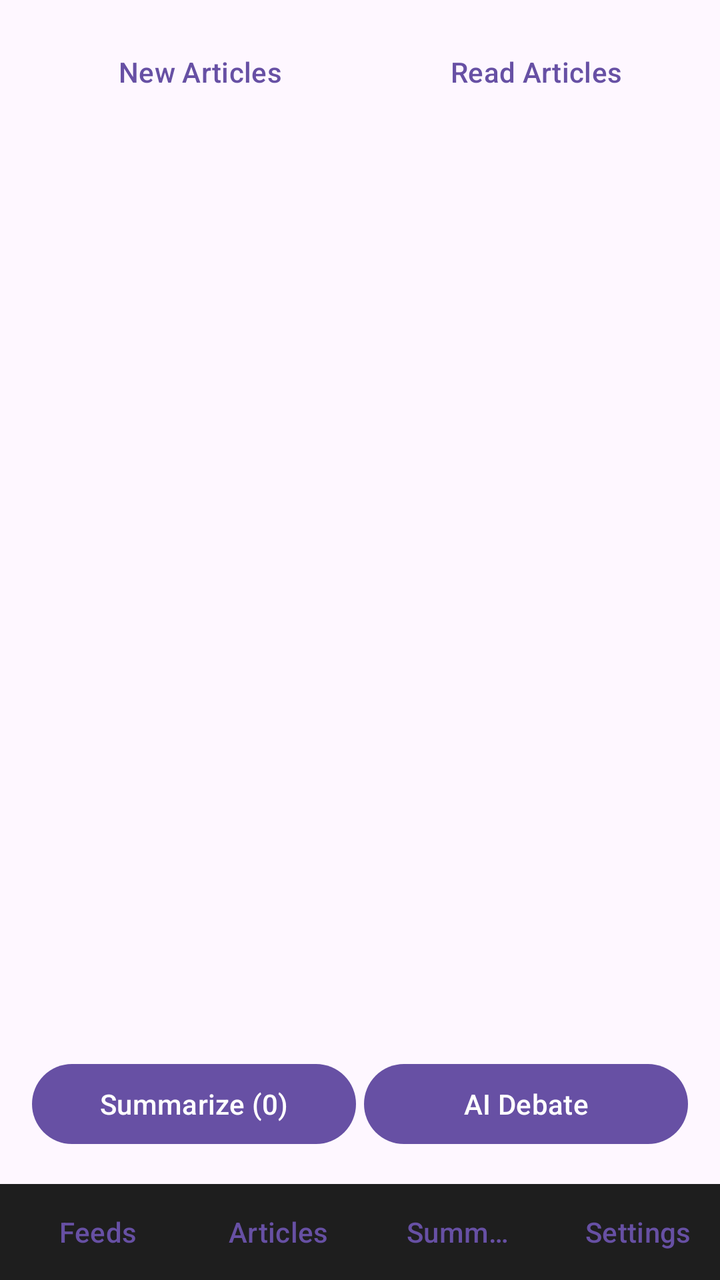
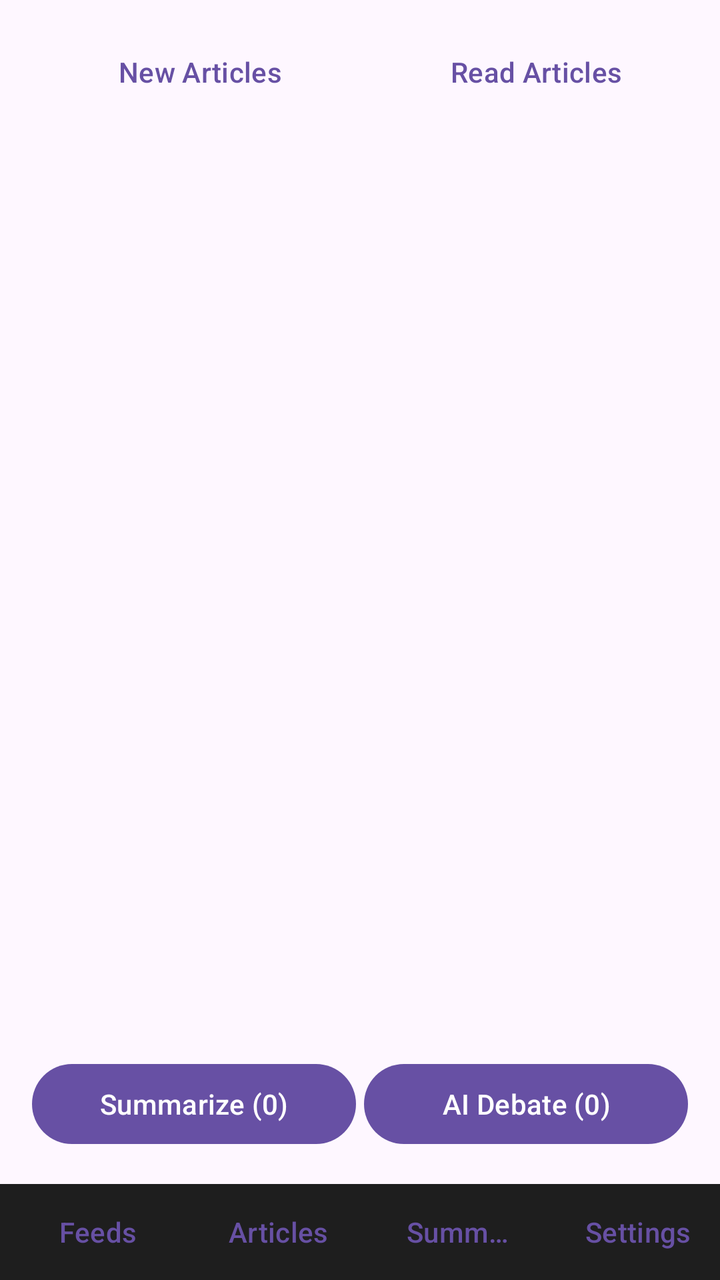

Before-and-after screenshots of an Android layout around one commit, followed by the original layout XML and the change that was made.
<!-- AndroidManifest.xml: application theme Theme.Material3.DayNight.NoActionBar -->
<!-- res/layout/activity_main.xml -->
<?xml version="1.0" encoding="utf-8"?>
<RelativeLayout xmlns:android="http://schemas.android.com/apk/res/android"
    android:layout_width="match_parent"
    android:layout_height="match_parent">

    
    <LinearLayout
        android:id="@+id/viewFeeds"
        android:layout_width="match_parent"
        android:layout_height="match_parent"
        android:layout_above="@id/bottomNav"
        android:orientation="vertical"
        android:padding="16dp"
        android:visibility="gone">

        <TextView
            android:layout_width="wrap_content"
            android:layout_height="wrap_content"
            android:text="RSS Subscriptions"
            android:textSize="20sp"
            android:textStyle="bold" />

        <TextView
            android:layout_width="wrap_content"
            android:layout_height="wrap_content"
            android:text="Tip: Long-press a feed URL to remove it."
            android:textSize="12sp"
            android:textColor="#888888"
            android:layout_marginTop="4dp" />

        <LinearLayout
            android:layout_width="match_parent"
            android:layout_height="wrap_content"
            android:orientation="horizontal"
            android:layout_marginTop="12dp">

            <EditText
                android:id="@+id/inputFeedUrl"
                android:layout_width="0dp"
                android:layout_height="wrap_content"
                android:layout_weight="1"
                android:hint="Add Feed URL..." />

            <Button
                android:id="@+id/btnAddFeed"
                android:layout_width="wrap_content"
                android:layout_height="wrap_content"
                android:text="Add" />
        </LinearLayout>

        <ListView
            android:id="@+id/listFeeds"
            android:layout_width="match_parent"
            android:layout_height="match_parent"
            android:layout_marginTop="12dp" />
    </LinearLayout>

    
    <RelativeLayout
        android:id="@+id/viewArticles"
        android:layout_width="match_parent"
        android:layout_height="match_parent"
        android:layout_above="@id/bottomNav"
        android:padding="12dp">

        <LinearLayout
            android:id="@+id/articleHeader"
            android:layout_width="match_parent"
            android:layout_height="wrap_content"
            android:orientation="horizontal">

            <Button
                android:id="@+id/btnTabNew"
                style="?android:attr/buttonBarButtonStyle"
                android:layout_width="0dp"
                android:layout_height="wrap_content"
                android:layout_weight="1"
                android:text="New Articles" />

            <Button
                android:id="@+id/btnTabRead"
                style="?android:attr/buttonBarButtonStyle"
                android:layout_width="0dp"
                android:layout_height="wrap_content"
                android:layout_weight="1"
                android:text="Read Articles" />
        </LinearLayout>

        <TextView
            android:id="@+id/statusText"
            android:layout_width="match_parent"
            android:layout_height="wrap_content"
            android:layout_below="@id/articleHeader"
            android:textStyle="italic" />

        <androidx.recyclerview.widget.RecyclerView
            android:id="@+id/recyclerArticles"
            android:layout_width="match_parent"
            android:layout_height="match_parent"
            android:layout_below="@id/statusText"
            android:layout_above="@id/layoutAiBar"
            android:layout_marginTop="8dp" />

        <LinearLayout
            android:id="@+id/layoutAiBar"
            android:layout_width="match_parent"
            android:layout_height="wrap_content"
            android:layout_alignParentBottom="true"
            android:orientation="horizontal"
            android:padding="4dp">

            <Button
                android:id="@+id/btnSummarizeSelected"
                android:layout_width="0dp"
                android:layout_height="wrap_content"
                android:layout_weight="1"
                android:text="Summarize (0)" />

            <Button
                android:id="@+id/btnDebateSelected"
                android:layout_width="0dp"
                android:layout_height="wrap_content"
                android:layout_weight="1"
                android:layout_marginStart="4dp"
                android:text="AI Debate" />
        </LinearLayout>
    </RelativeLayout>

    
    <LinearLayout
        android:id="@+id/viewReader"
        android:layout_width="match_parent"
        android:layout_height="match_parent"
        android:layout_above="@id/bottomNav"
        android:orientation="vertical"
        android:padding="16dp"
        android:visibility="gone">

        <LinearLayout
            android:layout_width="match_parent"
            android:layout_height="wrap_content"
            android:orientation="horizontal">

            <Button
                android:id="@+id/btnBackToArticles"
                android:layout_width="wrap_content"
                android:layout_height="wrap_content"
                android:text="Back" />

            <Button
                android:id="@+id/btnReadFullArticleAloud"
                android:layout_width="wrap_content"
                android:layout_height="wrap_content"
                android:layout_marginStart="8dp"
                android:text="🔊 Read Aloud" />
        </LinearLayout>

        <TextView
            android:id="@+id/readerTitle"
            android:layout_width="match_parent"
            android:layout_height="wrap_content"
            android:textSize="20sp"
            android:textStyle="bold"
            android:layout_marginTop="12dp" />

        <ScrollView
            android:layout_width="match_parent"
            android:layout_height="match_parent"
            android:layout_marginTop="12dp">

            <TextView
                android:id="@+id/readerContent"
                android:layout_width="match_parent"
                android:layout_height="wrap_content"
                android:textSize="16sp"
                android:lineSpacingExtra="4dp" />
        </ScrollView>
    </LinearLayout>

    
    <RelativeLayout
        android:id="@+id/viewSummaries"
        android:layout_width="match_parent"
        android:layout_height="match_parent"
        android:layout_above="@id/bottomNav"
        android:padding="16dp"
        android:visibility="gone">

        <LinearLayout
            android:id="@+id/summaryHeader"
            android:layout_width="match_parent"
            android:layout_height="wrap_content"
            android:orientation="horizontal">

            <Button
                android:id="@+id/btnBackToSummariesList"
                android:layout_width="wrap_content"
                android:layout_height="wrap_content"
                android:text="Back"
                android:visibility="gone" />

            <TextView
                android:id="@+id/summaryHeaderTitle"
                android:layout_width="0dp"
                android:layout_height="wrap_content"
                android:layout_weight="1"
                android:text="Saved Summaries"
                android:textSize="20sp"
                android:textStyle="bold"
                android:layout_gravity="center_vertical"
                android:layout_marginStart="8dp" />

            <Button
                android:id="@+id/btnSpeakSummaryTab"
                android:layout_width="wrap_content"
                android:layout_height="wrap_content"
                android:text="🔊 Read"
                android:visibility="gone" />
        </LinearLayout>

        <ProgressBar
            android:id="@+id/summaryProgressBar"
            android:layout_width="wrap_content"
            android:layout_height="wrap_content"
            android:layout_centerInParent="true"
            android:visibility="gone" />

        <ListView
            android:id="@+id/listSummaries"
            android:layout_width="match_parent"
            android:layout_height="match_parent"
            android:layout_below="@id/summaryHeader"
            android:layout_marginTop="12dp" />

        <ScrollView
            android:id="@+id/scrollSummaryDetail"
            android:layout_width="match_parent"
            android:layout_height="match_parent"
            android:layout_below="@id/summaryHeader"
            android:layout_marginTop="12dp"
            android:visibility="gone">

            <TextView
                android:id="@+id/textSummaryOutput"
                android:layout_width="match_parent"
                android:layout_height="wrap_content"
                android:textSize="15sp"
                android:lineSpacingExtra="3dp" />
        </ScrollView>
    </RelativeLayout>

    
    <ScrollView
        android:id="@+id/viewSettings"
        android:layout_width="match_parent"
        android:layout_height="match_parent"
        android:layout_above="@id/bottomNav"
        android:padding="16dp"
        android:visibility="gone">

        <LinearLayout
            android:layout_width="match_parent"
            android:layout_height="wrap_content"
            android:orientation="vertical">

            <TextView
                android:layout_width="wrap_content"
                android:layout_height="wrap_content"
                android:text="Settings"
                android:textSize="20sp"
                android:textStyle="bold" />

            <EditText
                android:id="@+id/inputApiKey"
                android:layout_width="match_parent"
                android:layout_height="wrap_content"
                android:hint="OpenRouter API Key (sk-or-...)"
                android:inputType="textPassword"
                android:layout_marginTop="16dp" />

            <Button
                android:id="@+id/btnSaveApiKey"
                android:layout_width="wrap_content"
                android:layout_height="wrap_content"
                android:text="Save API Key" />

            <Switch
                android:id="@+id/switchAi"
                android:layout_width="match_parent"
                android:layout_height="wrap_content"
                android:text="Enable AI Actions"
                android:layout_marginTop="20dp" />

            <Switch
                android:id="@+id/switchAutoMarkRead"
                android:layout_width="match_parent"
                android:layout_height="wrap_content"
                android:text="Auto Mark Articles as Read when Processed"
                android:layout_marginTop="16dp" />

            <TextView
                android:layout_width="wrap_content"
                android:layout_height="wrap_content"
                android:text="Summary Length / Detail Depth"
                android:layout_marginTop="16dp" />

            <Spinner
                android:id="@+id/spinnerDepth"
                android:layout_width="match_parent"
                android:layout_height="wrap_content"
                android:layout_marginTop="8dp" />

            <TextView
                android:layout_width="wrap_content"
                android:layout_height="wrap_content"
                android:text="AI Debate Perspective / Tone"
                android:layout_marginTop="16dp" />

            <Spinner
                android:id="@+id/spinnerDebateTone"
                android:layout_width="match_parent"
                android:layout_height="wrap_content"
                android:layout_marginTop="8dp" />

            <TextView
                android:layout_width="wrap_content"
                android:layout_height="wrap_content"
                android:text="Keep Read Articles For"
                android:layout_marginTop="16dp" />

            <Spinner
                android:id="@+id/spinnerRetention"
                android:layout_width="match_parent"
                android:layout_height="wrap_content"
                android:layout_marginTop="8dp" />

            <TextView
                android:layout_width="wrap_content"
                android:layout_height="wrap_content"
                android:text="AI Output Target Language"
                android:layout_marginTop="16dp" />

            <Spinner
                android:id="@+id/spinnerLanguage"
                android:layout_width="match_parent"
                android:layout_height="wrap_content"
                android:layout_marginTop="8dp" />

            <TextView
                android:layout_width="wrap_content"
                android:layout_height="wrap_content"
                android:text="Select TTS Voice Engine"
                android:layout_marginTop="16dp" />

            <Spinner
                android:id="@+id/spinnerTtsVoice"
                android:layout_width="match_parent"
                android:layout_height="wrap_content"
                android:layout_marginTop="8dp" />
        </LinearLayout>
    </ScrollView>

    
    <LinearLayout
        android:id="@+id/bottomNav"
        android:layout_width="match_parent"
        android:layout_height="wrap_content"
        android:layout_alignParentBottom="true"
        android:orientation="horizontal"
        android:background="#1E1E1E">

        <Button
            android:id="@+id/navFeeds"
            style="?android:attr/buttonBarButtonStyle"
            android:layout_width="0dp"
            android:layout_height="wrap_content"
            android:layout_weight="1"
            android:text="Feeds" />

        <Button
            android:id="@+id/navArticles"
            style="?android:attr/buttonBarButtonStyle"
            android:layout_width="0dp"
            android:layout_height="wrap_content"
            android:layout_weight="1"
            android:text="Articles" />

        <Button
            android:id="@+id/navSummaries"
            style="?android:attr/buttonBarButtonStyle"
            android:layout_width="0dp"
            android:layout_height="wrap_content"
            android:layout_weight="1"
            android:text="Summaries" />

        <Button
            android:id="@+id/navSettings"
            style="?android:attr/buttonBarButtonStyle"
            android:layout_width="0dp"
            android:layout_height="wrap_content"
            android:layout_weight="1"
            android:text="Settings" />
    </LinearLayout>

</RelativeLayout>
<!-- resources referenced by this layout -->
<resources>

</resources>

<!-- the commit's change to res/layout/activity_main.xml (unified diff, before → after) -->
@@ -23,23 +23,23 @@
         <TextView
             android:layout_width="wrap_content"
             android:layout_height="wrap_content"
-            android:text="Tip: Long-press a feed URL to remove it."
+            android:text="Tip: Long-press a feed to remove it."
+            android:textColor="#888888"
             android:textSize="12sp"
-            android:textColor="#888888"
-            android:layout_marginTop="4dp" />
+            android:layout_marginTop="2dp" />
 
         <LinearLayout
             android:layout_width="match_parent"
             android:layout_height="wrap_content"
             android:orientation="horizontal"
-            android:layout_marginTop="12dp">
+            android:layout_marginTop="10dp">
 
             <EditText
                 android:id="@+id/inputFeedUrl"
                 android:layout_width="0dp"
                 android:layout_height="wrap_content"
                 android:layout_weight="1"
-                android:hint="Add Feed URL..." />
+                android:hint="Add Custom Feed URL..." />
 
             <Button
                 android:id="@+id/btnAddFeed"
@@ -47,12 +47,19 @@
                 android:layout_height="wrap_content"
                 android:text="Add" />
         </LinearLayout>
+
+        <Button
+            android:id="@+id/btnDiscoverFeeds"
+            android:layout_width="match_parent"
+            android:layout_height="wrap_content"
+            android:text="🌐 Discover Feeds by Country"
+            android:layout_marginTop="6dp" />
 
         <ListView
             android:id="@+id/listFeeds"
             android:layout_width="match_parent"
             android:layout_height="match_parent"
-            android:layout_marginTop="12dp" />
+            android:layout_marginTop="8dp" />
     </LinearLayout>
 
     
@@ -122,7 +129,7 @@
                 android:layout_height="wrap_content"
                 android:layout_weight="1"
                 android:layout_marginStart="4dp"
-                android:text="AI Debate" />
+                android:text="AI Debate (0)" />
         </LinearLayout>
     </RelativeLayout>
 
@@ -136,43 +143,69 @@
         android:padding="16dp"
         android:visibility="gone">
 
-        <LinearLayout
-            android:layout_width="match_parent"
-            android:layout_height="wrap_content"
-            android:orientation="horizontal">
-
-            <Button
-                android:id="@+id/btnBackToArticles"
-                android:layout_width="wrap_content"
-                android:layout_height="wrap_content"
-                android:text="Back" />
-
-            <Button
-                android:id="@+id/btnReadFullArticleAloud"
-                android:layout_width="wrap_content"
-                android:layout_height="wrap_content"
-                android:layout_marginStart="8dp"
-                android:text="🔊 Read Aloud" />
+        <Button
+            android:id="@+id/btnBackToArticles"
+            android:layout_width="wrap_content"
+            android:layout_height="wrap_content"
+            android:text="Back to Articles" />
+
+        
+        <LinearLayout
+            android:id="@+id/readerMediaControls"
+            android:layout_width="match_parent"
+            android:layout_height="wrap_content"
+            android:orientation="horizontal"
+            android:gravity="center"
+            android:background="#2B2B2B"
+            android:padding="8dp"
+            android:layout_marginTop="8dp">
+
+            <Button
+                android:id="@+id/btnReaderRewind"
+                android:layout_width="wrap_content"
+                android:layout_height="wrap_content"
+                android:text="⏪ -10s" />
+
+            <Button
+                android:id="@+id/btnReaderPlayPause"
+                android:layout_width="wrap_content"
+                android:layout_height="wrap_content"
+                android:layout_marginStart="4dp"
+                android:text="▶ Play" />
+
+            <Button
+                android:id="@+id/btnReaderFastForward"
+                android:layout_width="wrap_content"
+                android:layout_height="wrap_content"
+                android:layout_marginStart="4dp"
+                android:text="⏩ +10s" />
+
+            <Button
+                android:id="@+id/btnReaderStop"
+                android:layout_width="wrap_content"
+                android:layout_height="wrap_content"
+                android:layout_marginStart="4dp"
+                android:text="⏹ Stop" />
         </LinearLayout>
 
         <TextView
             android:id="@+id/readerTitle"
             android:layout_width="match_parent"
             android:layout_height="wrap_content"
-            android:textSize="20sp"
+            android:textSize="18sp"
             android:textStyle="bold"
-            android:layout_marginTop="12dp" />
+            android:layout_marginTop="8dp" />
 
         <ScrollView
             android:layout_width="match_parent"
             android:layout_height="match_parent"
-            android:layout_marginTop="12dp">
+            android:layout_marginTop="8dp">
 
             <TextView
                 android:id="@+id/readerContent"
                 android:layout_width="match_parent"
                 android:layout_height="wrap_content"
-                android:textSize="16sp"
+                android:textSize="15sp"
                 android:lineSpacingExtra="4dp" />
         </ScrollView>
     </LinearLayout>
@@ -190,32 +223,70 @@
             android:id="@+id/summaryHeader"
             android:layout_width="match_parent"
             android:layout_height="wrap_content"
-            android:orientation="horizontal">
-
-            <Button
-                android:id="@+id/btnBackToSummariesList"
-                android:layout_width="wrap_content"
-                android:layout_height="wrap_content"
-                android:text="Back"
-                android:visibility="gone" />
-
-            <TextView
-                android:id="@+id/summaryHeaderTitle"
-                android:layout_width="0dp"
-                android:layout_height="wrap_content"
-                android:layout_weight="1"
-                android:text="Saved Summaries"
-                android:textSize="20sp"
-                android:textStyle="bold"
-                android:layout_gravity="center_vertical"
-                android:layout_marginStart="8dp" />
-
-            <Button
-                android:id="@+id/btnSpeakSummaryTab"
-                android:layout_width="wrap_content"
-                android:layout_height="wrap_content"
-                android:text="🔊 Read"
-                android:visibility="gone" />
+            android:orientation="vertical">
+
+            <LinearLayout
+                android:layout_width="match_parent"
+                android:layout_height="wrap_content"
+                android:orientation="horizontal">
+
+                <Button
+                    android:id="@+id/btnBackToSummariesList"
+                    android:layout_width="wrap_content"
+                    android:layout_height="wrap_content"
+                    android:text="Back"
+                    android:visibility="gone" />
+
+                <TextView
+                    android:id="@+id/summaryHeaderTitle"
+                    android:layout_width="match_parent"
+                    android:layout_height="wrap_content"
+                    android:text="Saved Summaries"
+                    android:textSize="18sp"
+                    android:textStyle="bold"
+                    android:layout_gravity="center_vertical"
+                    android:layout_marginStart="8dp" />
+            </LinearLayout>
+
+            
+            <LinearLayout
+                android:id="@+id/summaryMediaControls"
+                android:layout_width="match_parent"
+                android:layout_height="wrap_content"
+                android:orientation="horizontal"
+                android:gravity="center"
+                android:background="#2B2B2B"
+                android:padding="6dp"
+                android:layout_marginTop="8dp"
+                android:visibility="gone">
+
+                <Button
+                    android:id="@+id/btnSummaryRewind"
+                    android:layout_width="wrap_content"
+                    android:layout_height="wrap_content"
+                    android:text="⏪ -10s" />
+
+                <Button
+                    android:id="@+id/btnSummaryPlayPause"
+                    android:layout_width="wrap_content"
+                    android:layout_height="wrap_content"
+                    android:layout_marginStart="4dp"
+                    android:text="▶ Play" />
+
+                <Button
+                    android:id="@+id/btnSummaryFastForward"
+                    android:layout_width="wrap_content"
+                    android:layout_height="wrap_content"
+                    android:layout_marginStart="4dp"
+                    android:text="⏩ +10s" />
+
+                <Button
+                    android:id="@+id/btnSummaryStop"
+                    android:layout_width="wrap_content"
+                    android:layout_height="wrap_content"
+                    android:layout_marginStart="4dp"
+                    android:text="⏹ Stop" />
+            </LinearLayout>
         </LinearLayout>
 
         <ProgressBar
@@ -276,7 +347,7 @@
                 android:layout_height="wrap_content"
                 android:hint="OpenRouter API Key (sk-or-...)"
                 android:inputType="textPassword"
-                android:layout_marginTop="16dp" />
+                android:layout_marginTop="12dp" />
 
             <Button
                 android:id="@+id/btnSaveApiKey"
@@ -289,14 +360,14 @@
                 android:layout_width="match_parent"
                 android:layout_height="wrap_content"
                 android:text="Enable AI Actions"
-                android:layout_marginTop="20dp" />
+                android:layout_marginTop="16dp" />
 
             <Switch
                 android:id="@+id/switchAutoMarkRead"
                 android:layout_width="match_parent"
                 android:layout_height="wrap_content"
                 android:text="Auto Mark Articles as Read when Processed"
-                android:layout_marginTop="16dp" />
+                android:layout_marginTop="12dp" />
 
             <TextView
                 android:layout_width="wrap_content"
@@ -308,7 +379,7 @@
                 android:id="@+id/spinnerDepth"
                 android:layout_width="match_parent"
                 android:layout_height="wrap_content"
-                android:layout_marginTop="8dp" />
+                android:layout_marginTop="6dp" />
 
             <TextView
                 android:layout_width="wrap_content"
@@ -320,7 +391,7 @@
                 android:id="@+id/spinnerDebateTone"
                 android:layout_width="match_parent"
                 android:layout_height="wrap_content"
-                android:layout_marginTop="8dp" />
+                android:layout_marginTop="6dp" />
 
             <TextView
                 android:layout_width="wrap_content"
@@ -332,7 +403,7 @@
                 android:id="@+id/spinnerRetention"
                 android:layout_width="match_parent"
                 android:layout_height="wrap_content"
-                android:layout_marginTop="8dp" />
+                android:layout_marginTop="6dp" />
 
             <TextView
                 android:layout_width="wrap_content"
@@ -344,19 +415,19 @@
                 android:id="@+id/spinnerLanguage"
                 android:layout_width="match_parent"
                 android:layout_height="wrap_content"
-                android:layout_marginTop="8dp" />
-
-            <TextView
-                android:layout_width="wrap_content"
-                android:layout_height="wrap_content"
-                android:text="Select TTS Voice Engine"
+                android:layout_marginTop="6dp" />
+
+            <TextView
+                android:layout_width="wrap_content"
+                android:layout_height="wrap_content"
+                android:text="Select System TTS Voice Engine"
                 android:layout_marginTop="16dp" />
 
             <Spinner
                 android:id="@+id/spinnerTtsVoice"
                 android:layout_width="match_parent"
                 android:layout_height="wrap_content"
-                android:layout_marginTop="8dp" />
+                android:layout_marginTop="6dp" />
         </LinearLayout>
     </ScrollView>
 
